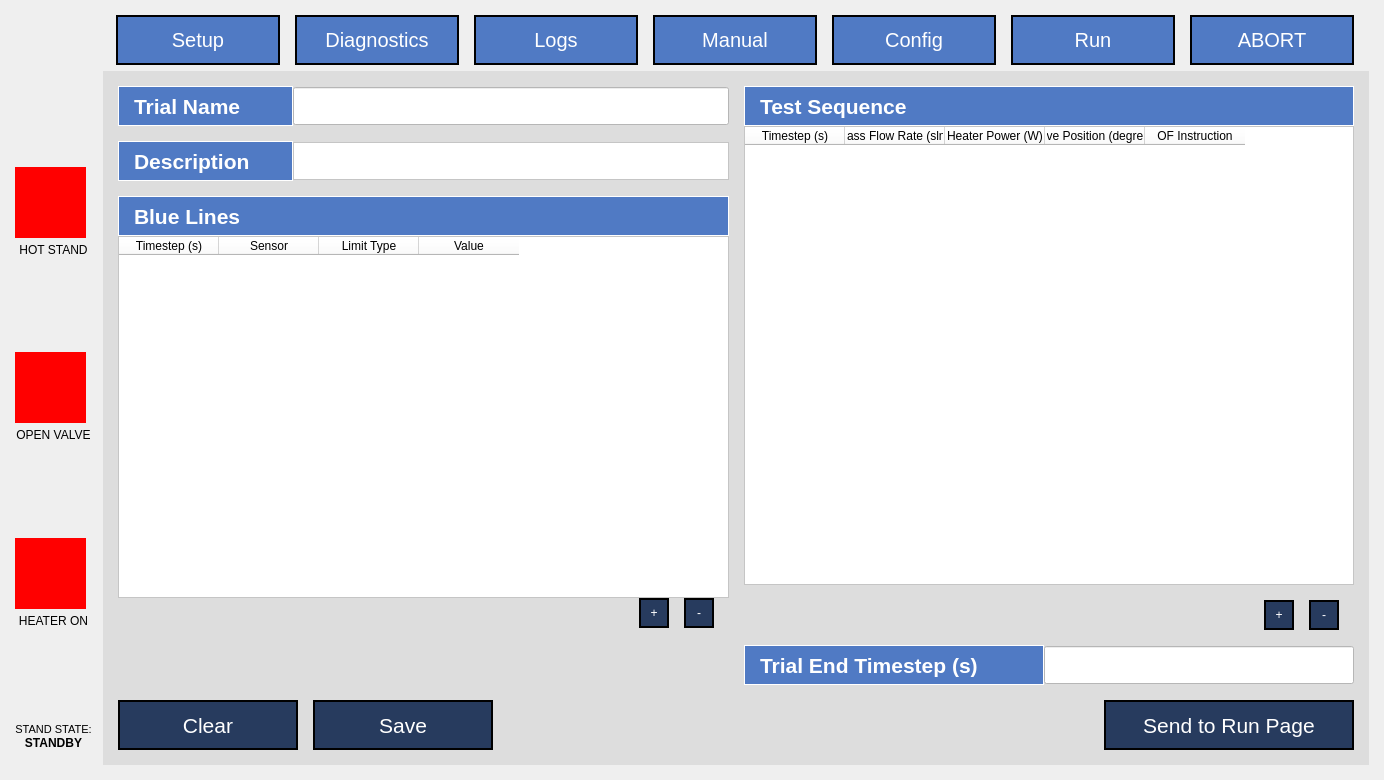
Old version of the form App/UI/QT5_Generated_UI.ui in the repository osuntp/ntp.
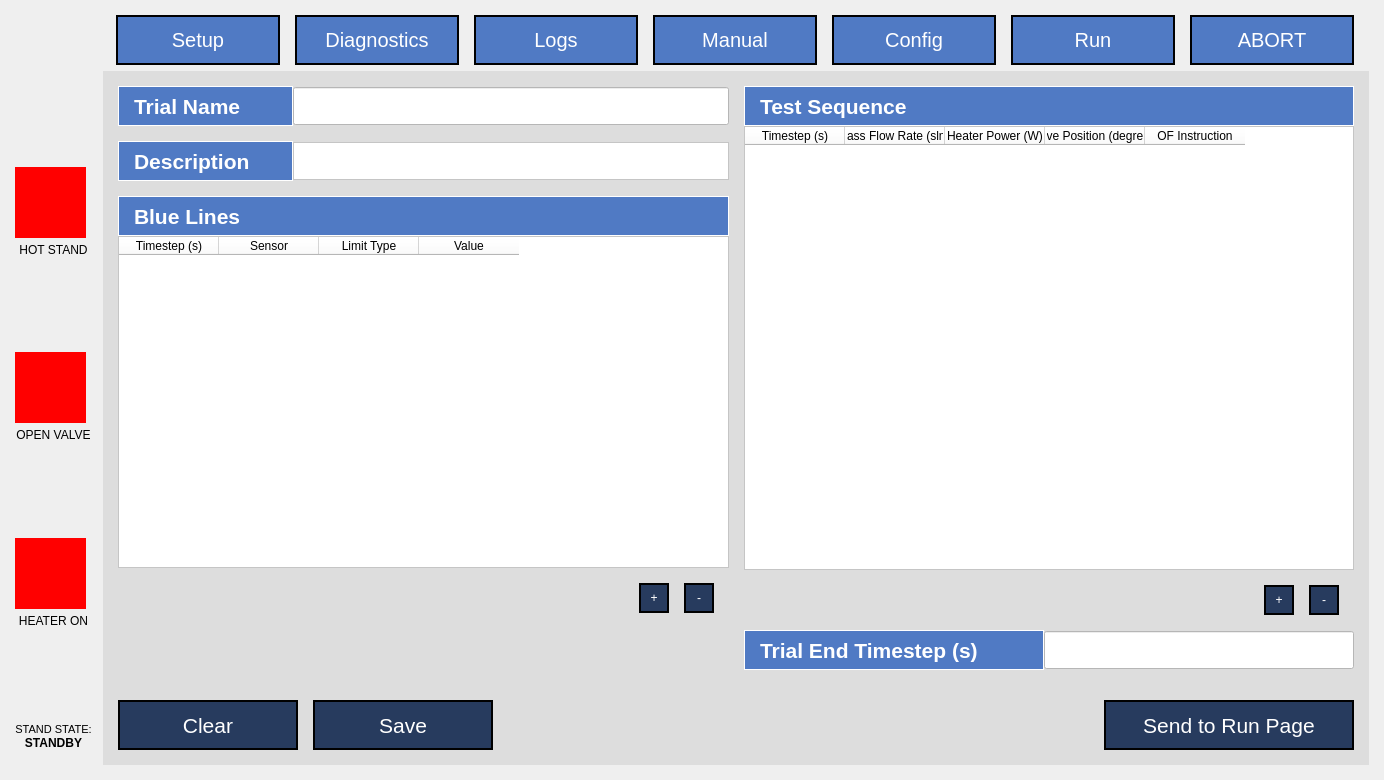
New version of the form. Custom widgets are drawn as their Qt base class.

Commit message: New layout of config page.

What changed in the file:
```diff
--- a/App/UI/QT5_Generated_UI.ui
+++ b/App/UI/QT5_Generated_UI.ui
@@ -2053,6 +2053,22 @@
                 </column>
                </widget>
               </item>
+              <item>
+               <spacer name="verticalSpacer_14">
+                <property name="orientation">
+                 <enum>Qt::Vertical</enum>
+                </property>
+                <property name="sizeType">
+                 <enum>QSizePolicy::Fixed</enum>
+                </property>
+                <property name="sizeHint" stdset="0">
+                 <size>
+                  <width>20</width>
+                  <height>15</height>
+                 </size>
+                </property>
+               </spacer>
+              </item>
               <item>
                <layout class="QHBoxLayout" name="horizontalLayout_31">
                 <property name="spacing">
@@ -2166,7 +2182,7 @@
                 <property name="sizeHint" stdset="0">
                  <size>
                   <width>20</width>
-                  <height>57</height>
+                  <height>72</height>
                  </size>
                 </property>
                </spacer>
@@ -2457,6 +2473,22 @@
                 </item>
                </layout>
               </item>
+              <item>
+               <spacer name="verticalSpacer_19">
+                <property name="orientation">
+                 <enum>Qt::Vertical</enum>
+                </property>
+                <property name="sizeType">
+                 <enum>QSizePolicy::Fixed</enum>
+                </property>
+                <property name="sizeHint" stdset="0">
+                 <size>
+                  <width>20</width>
+                  <height>15</height>
+                 </size>
+                </property>
+               </spacer>
+              </item>
              </layout>
             </item>
            </layout>
```
Left out of the diff: 8 changed lines with no effect on the pictures. The commit also changes 1 other file.
